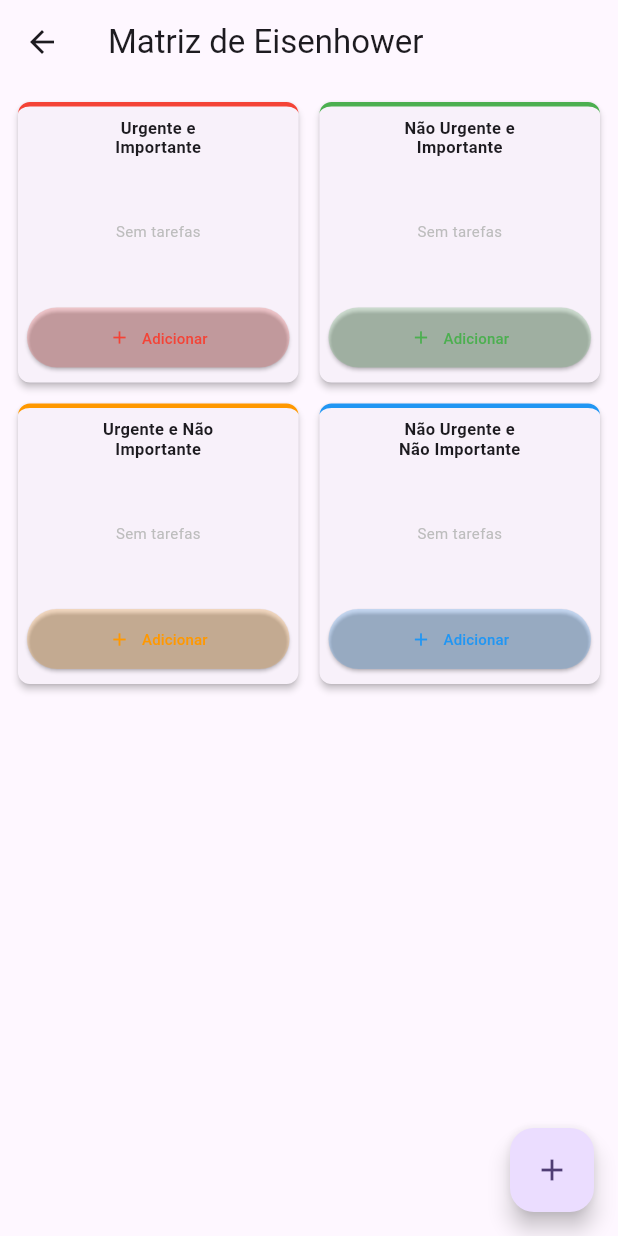
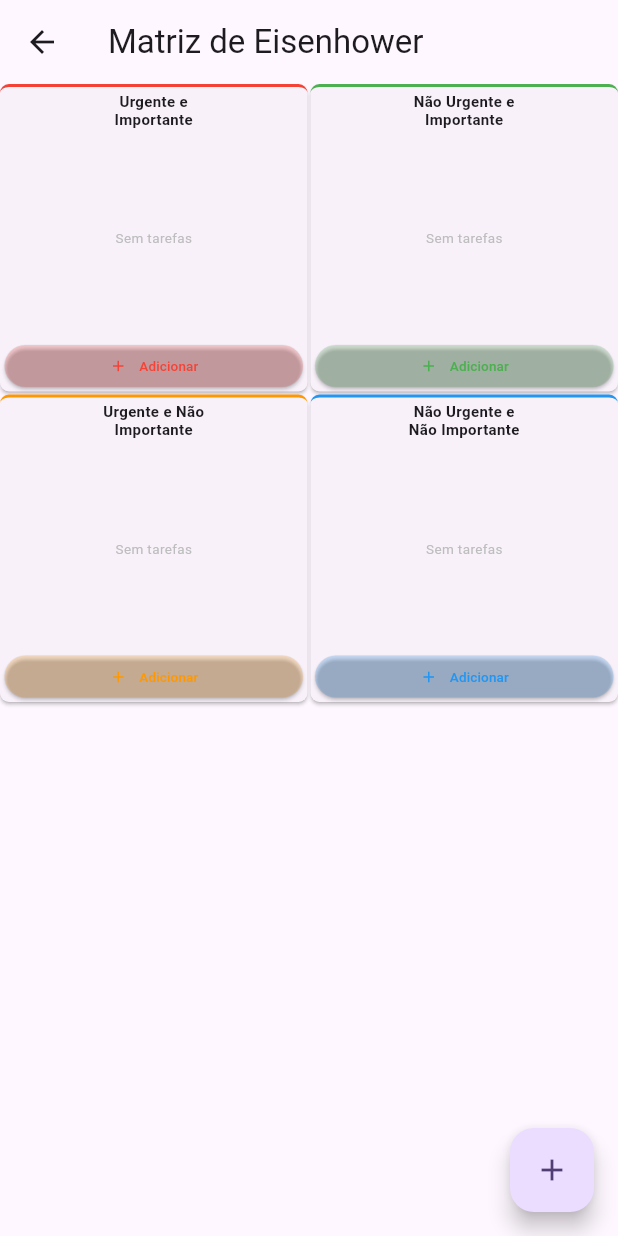
Before and after one commit to ralfh-ansuattigui/app_produtividade, a Flutter app: the EisenhowerScreen screen opened by its route, on a phone screen of 412 x 824 dp. Run offline on Flutter 3.47's test engine with Material 3 defaults, Android fonts, the phone set to English and light mode, and no system bars; our stand-ins replace sqflite, sqflite_common_ffi; missing offline and left inert: bcrypt; accounts and stored records are empty.

Commit message:
refactor: optimize Eisenhower matrix UI to fit 4 quadrants perfectly in viewport
- Removed all padding from GridView to maximize quadrant area (padding: EdgeInsets.zero)
- Reduced grid spacing from 12/6px to 4/2px for tighter layout
- Reduced title font sizes (12/10px), padding (6px/4px symmetric)
- Reduced task item font to 10/9px, padding to 4/2px, height constraint to 1.1
- Set fixed button heights: 32px (normal) / 28px (compact)
- Changed task tiles to maxLines: 1 to prevent wrapping
- Reduced border radius and card elevation for compact appearance
- Card margin set to zero for maximum space usage
- Grid now perfectly fills available viewport without overflow

```diff
--- a/lib/screens/eisenhower_screen.dart
+++ b/lib/screens/eisenhower_screen.dart
@@ -66,19 +66,18 @@ class _EisenhowerScreenState extends State<EisenhowerScreen> {
 
     return LayoutBuilder(
       builder: (context, constraints) {
-        final padding = constraints.maxWidth > 600 ? 16.0 : 8.0;
-        final spacing = constraints.maxWidth > 600 ? 12.0 : 6.0;
+        final spacing = constraints.maxWidth > 600 ? 4.0 : 2.0;
 
-        return Padding(
-          padding: EdgeInsets.all(padding),
-          child: GridView.count(
+        return GridView.count(
           crossAxisCount: 2,
           mainAxisSpacing: spacing,
           crossAxisSpacing: spacing,
           childAspectRatio: 1,
+          padding: EdgeInsets.zero,
           children: quadrants.map((q) {
-              final quadrantTasks =
-                  tasksNotifier.getByQuadrant(q['number'] as int);
+            final quadrantTasks = tasksNotifier.getByQuadrant(
+              q['number'] as int,
+            );
             return QuadrantCard(
               title: q['title'] as String,
               color: q['color'] as Color,
@@ -90,7 +89,6 @@ class _EisenhowerScreenState extends State<EisenhowerScreen> {
               isCompact: constraints.maxWidth < 500,
             );
           }).toList(),
-          ),
         );
       },
     );
--- a/lib/widgets/quadrant_card.dart
+++ b/lib/widgets/quadrant_card.dart
@@ -22,31 +22,37 @@ class QuadrantCard extends StatelessWidget {
 
   @override
   Widget build(BuildContext context) {
-    final titleFontSize = isCompact ? 11.0 : 13.0;
-    final emptyMessageSize = isCompact ? 10.0 : 12.0;
-    final taskTileFontSize = isCompact ? 10.0 : 11.0;
-    final buttonIconSize = isCompact ? 14.0 : 16.0;
-    final buttonTextSize = isCompact ? 10.0 : 12.0;
-    const borderRadius = 8.0;
+    final titleFontSize = isCompact ? 10.0 : 12.0;
+    final emptyMessageSize = isCompact ? 9.0 : 11.0;
+    final taskTileFontSize = isCompact ? 9.0 : 10.0;
+    final buttonIconSize = isCompact ? 12.0 : 14.0;
+    final buttonTextSize = isCompact ? 9.0 : 10.0;
+    const borderRadius = 6.0;
 
     return Card(
-      elevation: 2,
-      shape: RoundedRectangleBorder(borderRadius: BorderRadius.circular(borderRadius)),
+      elevation: 1,
+      margin: EdgeInsets.zero,
+      shape: RoundedRectangleBorder(
+        borderRadius: BorderRadius.circular(borderRadius),
+      ),
       child: Container(
         decoration: BoxDecoration(
           borderRadius: BorderRadius.circular(borderRadius),
-          border: Border(top: BorderSide(color: color, width: 3)),
+          border: Border(top: BorderSide(color: color, width: 2)),
         ),
         child: Column(
           children: [
             Padding(
-              padding: EdgeInsets.all(isCompact ? 8 : 10),
+              padding: EdgeInsets.symmetric(
+                horizontal: isCompact ? 4 : 6,
+                vertical: isCompact ? 4 : 6,
+              ),
               child: Text(
                 title,
                 style: TextStyle(
                   fontWeight: FontWeight.bold,
                   fontSize: titleFontSize,
-                  height: 1.2,
+                  height: 1.15,
                 ),
                 textAlign: TextAlign.center,
               ),
@@ -64,8 +70,8 @@ class QuadrantCard extends StatelessWidget {
                     )
                   : ListView.builder(
                       padding: EdgeInsets.symmetric(
-                        horizontal: isCompact ? 4 : 8,
-                        vertical: isCompact ? 4 : 6,
+                        horizontal: isCompact ? 3 : 4,
+                        vertical: isCompact ? 2 : 3,
                       ),
                       itemCount: tasks.length,
                       itemBuilder: (ctx, idx) => _TaskTile(
@@ -76,9 +82,13 @@ class QuadrantCard extends StatelessWidget {
                     ),
             ),
             Padding(
-              padding: EdgeInsets.all(isCompact ? 6 : 8),
+              padding: EdgeInsets.symmetric(
+                horizontal: isCompact ? 3 : 4,
+                vertical: isCompact ? 3 : 4,
+              ),
               child: SizedBox(
                 width: double.infinity,
+                height: isCompact ? 28 : 32,
                 child: ElevatedButton.icon(
                   onPressed: onAddTask,
                   icon: Icon(Icons.add, size: buttonIconSize),
@@ -89,9 +99,7 @@ class QuadrantCard extends StatelessWidget {
                   style: ElevatedButton.styleFrom(
                     backgroundColor: color.withOpacity(0.2),
                     foregroundColor: color,
-                    padding: EdgeInsets.symmetric(
-                      vertical: isCompact ? 6 : 8,
-                    ),
+                    padding: EdgeInsets.zero,
                   ),
                 ),
               ),
@@ -117,24 +125,21 @@ class _TaskTile extends StatelessWidget {
   @override
   Widget build(BuildContext context) {
     return Padding(
-      padding: const EdgeInsets.symmetric(vertical: 3),
+      padding: const EdgeInsets.symmetric(vertical: 1.5),
       child: InkWell(
         onTap: onTap,
-        borderRadius: BorderRadius.circular(4),
+        borderRadius: BorderRadius.circular(3),
         child: Container(
-          padding: const EdgeInsets.symmetric(horizontal: 6, vertical: 4),
+          padding: const EdgeInsets.symmetric(horizontal: 4, vertical: 2),
           decoration: BoxDecoration(
             color: Colors.grey[100],
-            borderRadius: BorderRadius.circular(4),
+            borderRadius: BorderRadius.circular(3),
           ),
           child: Text(
             task.title,
-            maxLines: 2,
+            maxLines: 1,
             overflow: TextOverflow.ellipsis,
-            style: TextStyle(
-              fontSize: fontSize,
-              height: 1.2,
-            ),
+            style: TextStyle(fontSize: fontSize, height: 1.1),
           ),
         ),
       ),
```
Lines whose indentation alone changed are shown as unchanged.
